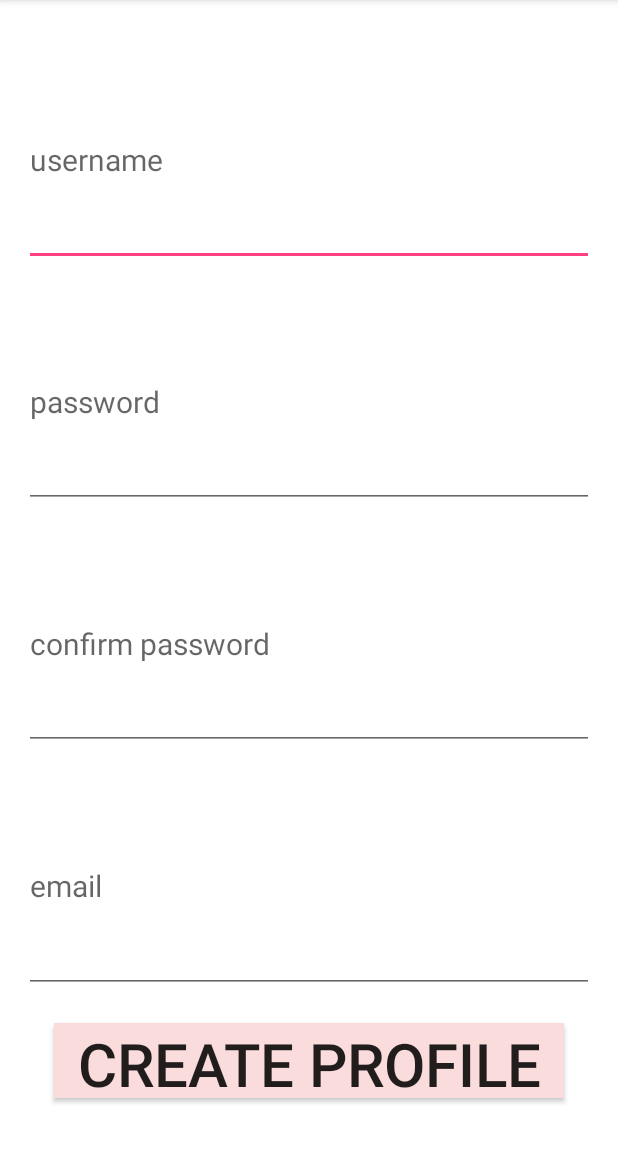
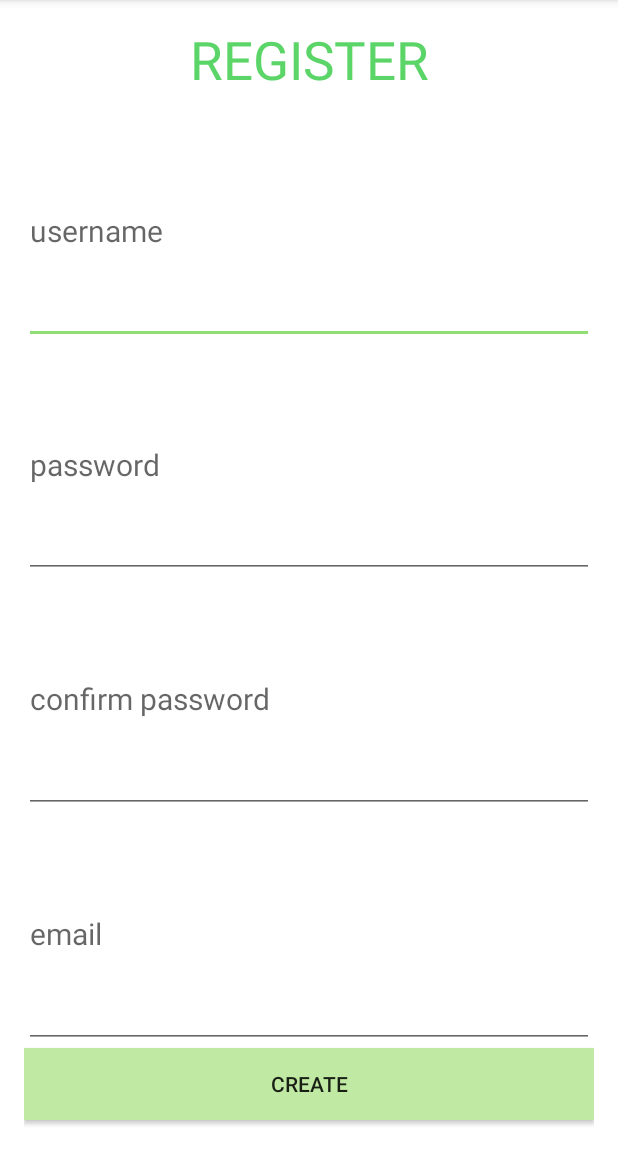
Before and after one commit to NevenaIvet/EpicFit2, an Android app: the RegisterActivity screen opened directly, with no data from a screen before it, on a phone screen of 412 x 824 dp, the part 84-1236 px from its top. Run offline under Robolectric (Android 15) with nearby library versions, the phone set to English and light mode, and no system bars.

Commit message:
new outlook for login and register,remember me checkbox

```diff
--- a/app/src/main/java/com/example/user/epicfitproject/ActivitiesActivity.java
+++ b/app/src/main/java/com/example/user/epicfitproject/ActivitiesActivity.java
@@ -17,6 +17,7 @@ public class ActivitiesActivity extends AppCompatActivity {
     protected void onCreate(Bundle savedInstanceState) {
         super.onCreate(savedInstanceState);
         setContentView(R.layout.activity_activities);
+        //tuk ima dostup do datata startDate i endDate ot predniq intent
         upperBody = (Button) findViewById(R.id.button_upper_body);
         lowerBody = (Button) findViewById(R.id.button_lower_body);
         streching = (Button) findViewById(R.id.button_streching);
--- a/app/src/main/java/com/example/user/epicfitproject/exercise/Exercise.java
+++ b/app/src/main/java/com/example/user/epicfitproject/exercise/Exercise.java
@@ -11,7 +11,6 @@ import java.io.File;
         private int sets=0;
 
         public Exercise(int picture, int repetitions, int sets) {
-
             this.picture = picture;
             this.repetitions=repetitions;
             this.sets=sets;
--- a/app/src/main/res/layout/activity_exercise.xml
+++ b/app/src/main/res/layout/activity_exercise.xml
@@ -8,6 +8,7 @@
     android:paddingRight="@dimen/activity_horizontal_margin"
     android:paddingTop="@dimen/activity_vertical_margin"
     tools:context="com.example.user.epicfitproject.ExerciseActivity">
+
     <LinearLayout
         android:layout_width="match_parent"
         android:layout_height="match_parent"
--- a/app/src/main/res/layout/activity_register.xml
+++ b/app/src/main/res/layout/activity_register.xml
@@ -11,14 +11,21 @@
 
     android:paddingTop="@dimen/activity_vertical_margin"
     tools:context="com.example.user.epicfitproject.RegisterActivity">
-
+<TextView
+    android:layout_width="match_parent"
+    android:layout_height="wrap_content"
+    android:text="register"
+    android:gravity="center"
+    android:textAllCaps="true"
+    android:textSize="35sp"
+    android:textColor="@color/greenFive"/>
 
         <EditText
             android:layout_width="match_parent"
             android:layout_height="0dp"
             android:inputType="textPersonName"
             android:hint="username"
-            android:layout_marginTop="20dp"
+            android:layout_marginTop="15dp"
             android:textSize="20sp"
             android:ems="10"
             android:layout_weight="1"
@@ -29,7 +36,7 @@
             android:layout_width="match_parent"
             android:layout_height="0dp"
             android:inputType="textPassword"
-            android:layout_marginTop="20dp"
+            android:layout_marginTop="5dp"
             android:textSize="20sp"
             android:hint="password"
             android:ems="10"
@@ -41,7 +48,7 @@
             android:layout_width="match_parent"
             android:layout_height="0dp"
             android:inputType="textPassword"
-            android:layout_marginTop="20dp"
+            android:layout_marginTop="5dp"
             android:textSize="20sp"
             android:hint="confirm password"
             android:ems="10"
@@ -56,22 +63,18 @@
             android:textSize="20sp"
             android:ems="10"
             android:layout_weight="1"
-            android:layout_marginTop="20dp"
+            android:layout_marginTop="5dp"
             android:hint="email"
             android:id="@+id/editText_email"
             android:layout_gravity="center_horizontal" />
         <Button
             android:layout_width="match_parent"
-            android:layout_height="50dp"
-            android:text="Create Profile"
-            android:textAlignment="center"
-            android:layout_margin="20dp"
-            android:textSize="40sp"
+            android:layout_gravity="center"
+            android:layout_height="wrap_content"
+            android:text="Create"
             android:id="@+id/button_createProfile"
-            android:layout_alignParentBottom="true"
-            android:layout_centerHorizontal="true"
-            android:layout_marginBottom="74dp"
-            android:background="#fadcdc" />
+            android:layout_marginBottom="5dp"
+           android:background="@color/greenOne" />
 
 
 </LinearLayout>
--- a/app/src/main/res/values/colors.xml
+++ b/app/src/main/res/values/colors.xml
@@ -3,4 +3,9 @@
     <color name="colorPrimary">#3F51B5</color>
     <color name="colorPrimaryDark">#303F9F</color>
     <color name="colorAccent">#FF4081</color>
+    <color name="greenOne">#c0eaa3</color>
+    <color name="greenTwo">	#a6e491</color>
+    <color name="greenThree">#91de76</color>
+    <color name="greenFour">#7edb73</color>
+    <color name="greenFive">#5cd568</color>
 </resources>
--- a/app/src/main/res/values/styles.xml
+++ b/app/src/main/res/values/styles.xml
@@ -5,7 +5,7 @@
         <!-- Customize your theme here. -->
         <item name="colorPrimary">@color/colorPrimary</item>
         <item name="colorPrimaryDark">@color/colorPrimaryDark</item>
-        <item name="colorAccent">@color/colorAccent</item>
+        <item name="colorAccent">@color/greenThree</item>
     </style>
 
 </resources>
```
Also changed, not shown: app/src/main/java/com/example/user/epicfitproject/GoalActivity.java (+16 -10 lines), app/src/main/java/com/example/user/epicfitproject/LogInActivity.java (+20 -7 lines), app/src/main/java/com/example/user/epicfitproject/exercise/ActualExercise.java (+7 -1 lines), app/src/main/res/layout/activity_log_in.xml (+36 -11 lines).
